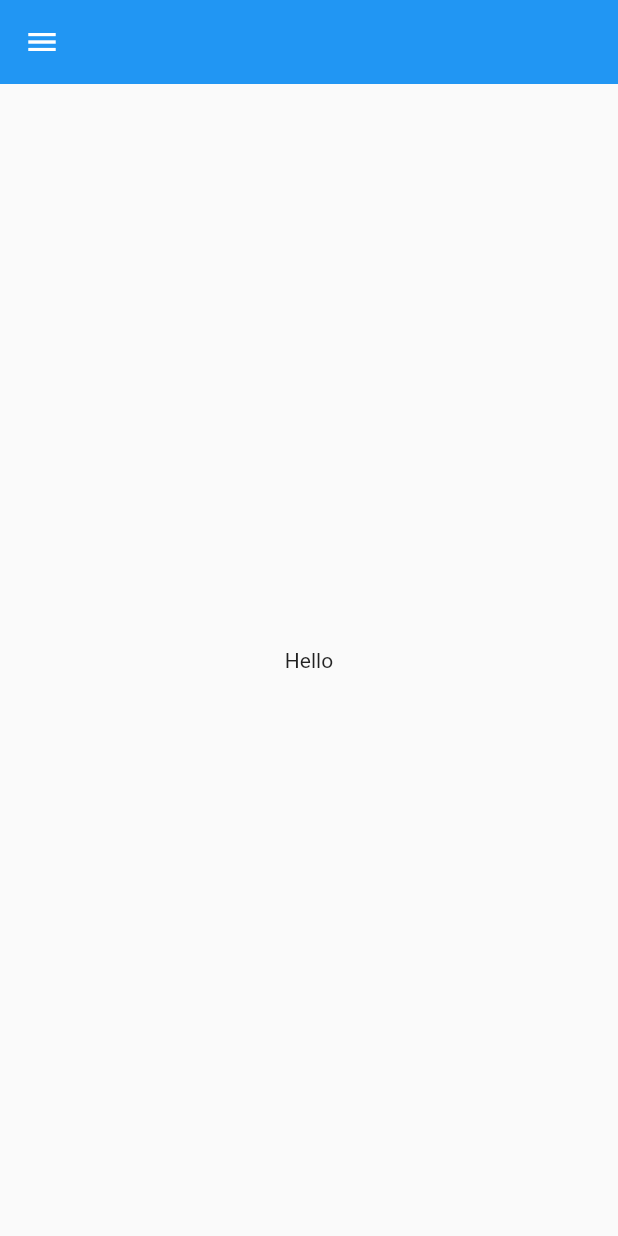
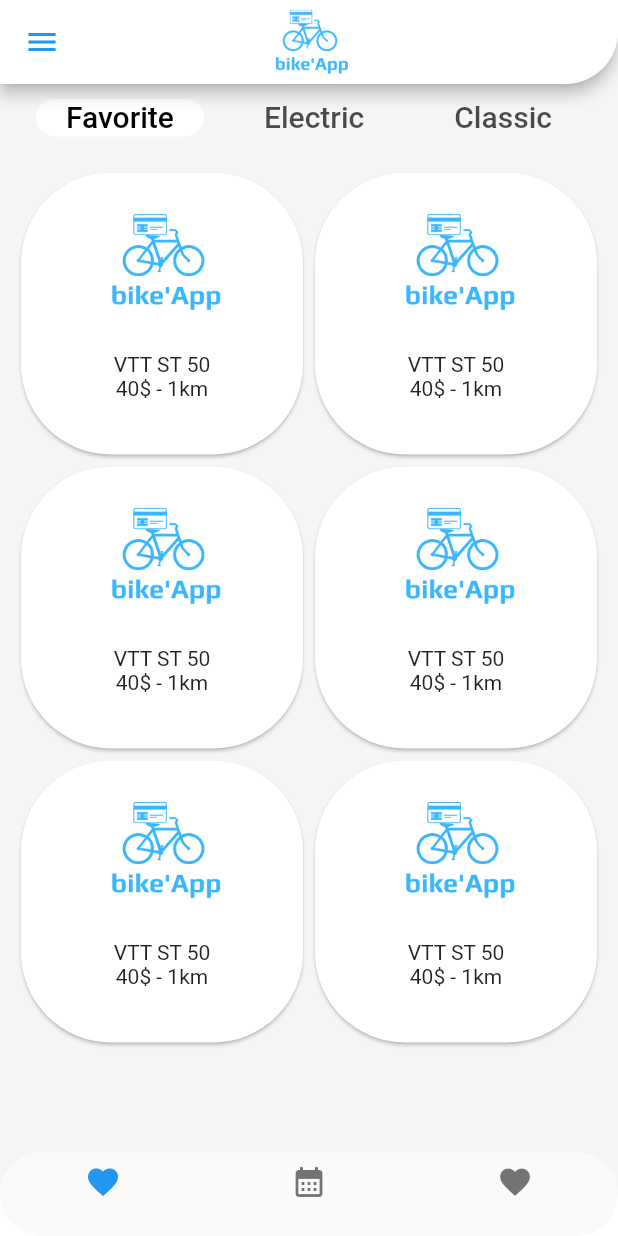
Before and after one commit to yousseftoumi/bikeapp_v0, a Flutter app: the HomeScreen screen opened directly, on a phone screen of 412 x 824 dp. Run offline on Flutter 3.47's test engine with Material 2 defaults, Android fonts, the phone set to English and light mode, and no system bars; our stand-ins replace cloud_firestore, connectivity_plus, firebase_auth, firebase_core, fluttertoast, font_awesome_flutter and 3 more; missing offline and left inert: flutter_facebook_auth; accounts and stored records are empty.

Commit message:
minor changes

```diff
--- a/lib/screens/home_screen.dart
+++ b/lib/screens/home_screen.dart
@@ -1,11 +1,12 @@
 import 'package:bikeapp_v0/model/user_model.dart';
 import 'package:bikeapp_v0/provider/sign_in_provider.dart';
 import 'package:bikeapp_v0/utils/next_screen.dart';
-import 'package:bikeapp_v0/screens/navbar.dart';
+import 'package:bikeapp_v0/screens/navbar_screen.dart';
 import 'package:cloud_firestore/cloud_firestore.dart';
 import 'package:firebase_auth/firebase_auth.dart';
 import 'package:flutter/material.dart';
 import 'package:provider/provider.dart';
+import 'package:bikeapp_v0/utils/card_widget.dart';
 
 import 'login_screen.dart';
 
@@ -16,7 +17,10 @@ class HomeScreen extends StatefulWidget {
   _HomeScreenState createState() => _HomeScreenState();
 }
 
-class _HomeScreenState extends State<HomeScreen> {
+class _HomeScreenState extends State<HomeScreen>
+    with SingleTickerProviderStateMixin {
+  late TabController _tabController;
+
   User? user = FirebaseAuth.instance.currentUser;
   UserModel loggedInUser = UserModel();
 
@@ -28,6 +32,8 @@ class _HomeScreenState extends State<HomeScreen> {
   @override
   void initState() {
     // TODO: implement initState
+    _tabController = new TabController(length: 3, vsync: this, initialIndex: 0)
+      ..addListener(() {});
     super.initState();
     // FirebaseFirestore.instance
     //     .collection("users")
@@ -157,12 +163,77 @@ class _HomeScreenState extends State<HomeScreen> {
     //   ),
     // );
     return Scaffold(
+      backgroundColor: Colors.grey[100],
       drawer: NavBar(),
       appBar: AppBar(
-        backgroundColor: Colors.blue,
-        elevation: 0,
+        backgroundColor: Colors.white,
+        leading: IconButton(
+          onPressed: () {},
+          icon: const Icon(Icons.menu),
+          color: Colors.blue,
+        ),
+        title: Image.asset(
+          'assets/bikeAppLogo.png',
+          width: 80,
+          height: 80,
+        ),
+        centerTitle: true,
+        shape: const RoundedRectangleBorder(
+          borderRadius: BorderRadius.only(bottomRight: Radius.circular(35)),
+        ),
       ),
-      body: Center(child: Text("Hello")),
+      body: Column(
+        children: [
+          Container(
+            child: TabBar(
+              isScrollable: true,
+              indicatorPadding: EdgeInsets.all(10),
+              labelPadding:
+                  EdgeInsets.only(left: 30, right: 30, top: 10, bottom: 10),
+              labelColor: Colors.black,
+              labelStyle: TextStyle(fontSize: 20),
+              indicator: BoxDecoration(
+                color: Colors.white,
+                borderRadius: BorderRadius.circular(20),
+              ),
+              controller: _tabController,
+              tabs: [
+                Text('Favorite'),
+                Text('Electric'),
+                Text('Classic'),
+              ],
+            ),
+          ),
+          Expanded(
+            child: TabBarView(controller: _tabController, children: [
+              CardWidget(),
+              CardWidget(),
+              CardWidget(),
+            ]),
+          )
+        ],
+      ),
+      bottomNavigationBar: Container(
+          decoration: BoxDecoration(
+            color: Colors.white,
+            borderRadius: BorderRadius.only(
+                topRight: Radius.circular(30), topLeft: Radius.circular(30)),
+          ),
+          child: Material(
+            elevation: 0.0,
+            shape: RoundedRectangleBorder(
+                borderRadius: BorderRadius.circular(40.0)),
+            child: BottomNavigationBar(
+              elevation: 0,
+              backgroundColor: Colors.transparent,
+              items: <BottomNavigationBarItem>[
+                BottomNavigationBarItem(icon: Icon(Icons.favorite), label: ''),
+                BottomNavigationBarItem(
+                    icon: Icon(Icons.calendar_month), label: ''),
+                BottomNavigationBarItem(icon: Icon(Icons.favorite), label: ''),
+              ],
+            ),
+          )),
     );
   }
 
--- /dev/null
+++ b/lib/utils/card_widget.dart
@@ -0,0 +1,37 @@
+import 'package:flutter/material.dart';
+
+class CardWidget extends StatelessWidget {
+  const CardWidget({Key? key}) : super(key: key);
+
+  @override
+  Widget build(BuildContext context) {
+    return Padding(
+      padding: const EdgeInsets.all(10.0),
+      child: GridView.builder(
+        itemCount: 6,
+        gridDelegate:
+            SliverGridDelegateWithFixedCrossAxisCount(crossAxisCount: 2),
+        itemBuilder: (context, index) {
+          return Card(
+            shape:
+                RoundedRectangleBorder(borderRadius: BorderRadius.circular(60)),
+            child: Column(
+              children: [
+                Image.asset(
+                  'assets/bikeAppLogo.png',
+                  width: 150,
+                  height: 120,
+                ),
+                Text(
+                  'VTT ST 50',
+                  style: TextStyle(),
+                ),
+                Text('40\$ - 1km')
+              ],
+            ),
+          );
+        },
+      ),
+    );
+  }
+}
```
Also changed, not shown: lib/screens/navbar_screen.dart (renamed from lib/screens/navbar.dart).
